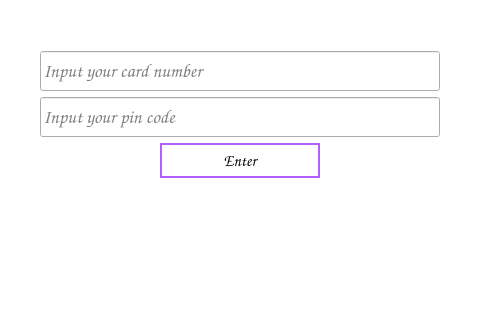
Before: the Qt Designer form frontend/menus/LoginMenu/loginmenu.ui in grytsiuko/QuadroBank, drawn with Qt 5; both pictures show x 161 to 641 and y 265 to 600 of the 800 by 600 pixel window.
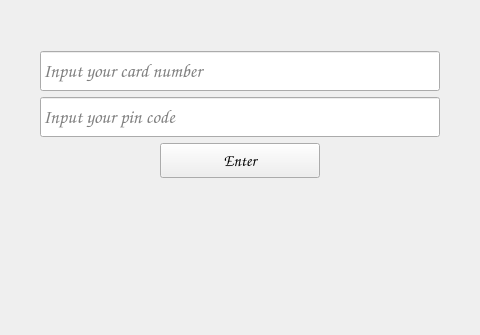
After: the same form once the commit is applied.

Commit message: added some styles to buttons and inputs

```diff
--- a/frontend/menus/LoginMenu/loginmenu.ui
+++ b/frontend/menus/LoginMenu/loginmenu.ui
@@ -19,28 +19,7 @@
    <string>Form</string>
   </property>
   <property name="styleSheet">
-   <string notr="true">QWidget#LoginMenu{
-	background-color:white
-}
-
-QPushButton#enter_button {
-	background-color:white;
-	border: 2px solid rgb(182, 93, 255);
-	color: black
-}
-
-QPushButton#enter_button:hover:!pressed {
-	background-color: rgb(182, 93, 255);
-	border: 2px solid white;
-	color: white
-}
-QPushButton#enter_button:presesd {
-	background-color: rgb(102, 75, 255);
-	border: 2px solid white;
-	color: white
-}
-
-</string>
+   <string notr="true"/>
   </property>
   <widget class="QWidget" name="verticalLayoutWidget">
    <property name="geometry">
```
The commit also changes 4 other files.
